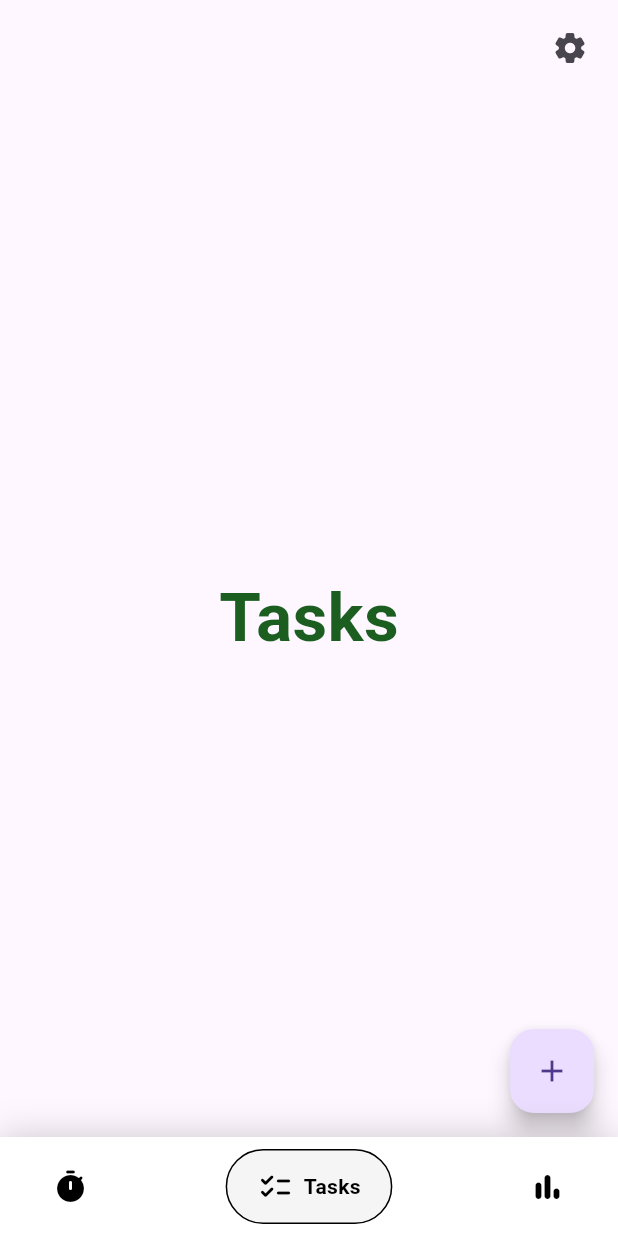
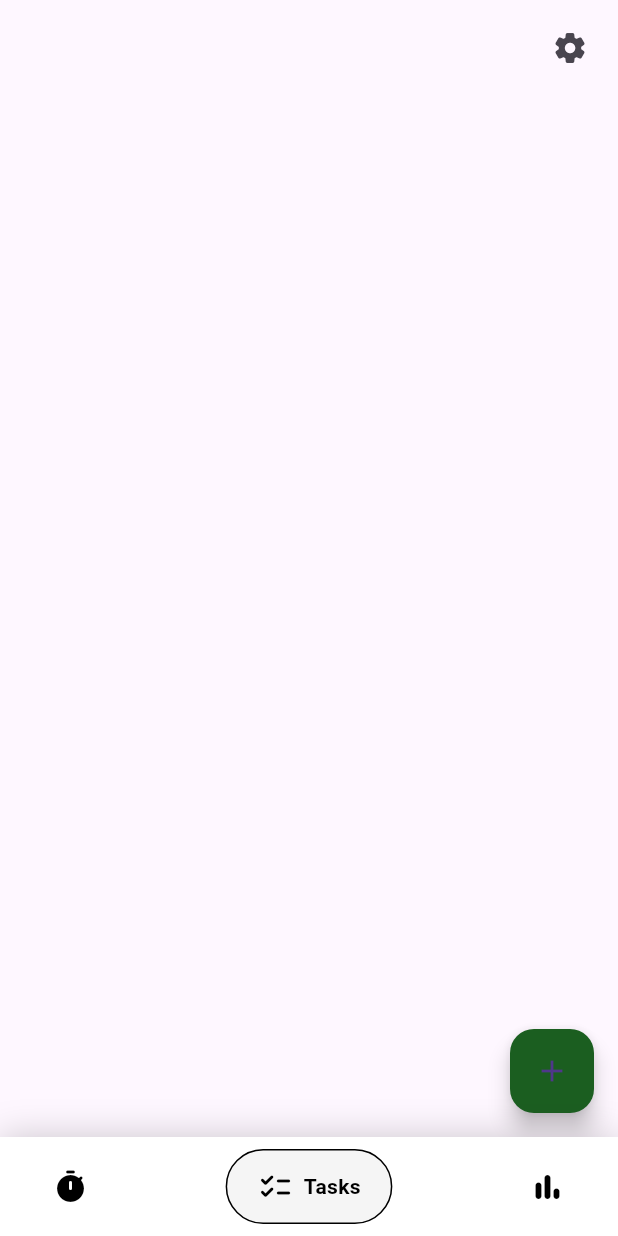
Before and after one commit to Arunhegde1231/pomato, a Flutter app: the screen it shows after launch, item 2 of the bottom bar chosen, on a phone screen of 412 x 824 dp. Run offline on Flutter 3.47's test engine with Material 3 defaults, Android fonts, the light colour scheme and no system bars; drawn by our look-alikes of google_nav_bar; our stand-ins replace flutter_form_builder, shared_preferences, sleek_circular_slider, sqflite; missing offline and left inert: flutter_settings_ui; accounts and stored records are empty.

Commit message:
added tasks creation

```diff
--- a/lib/screens/taskscreen.dart
+++ b/lib/screens/taskscreen.dart
@@ -1,33 +1,51 @@
 import 'package:flutter/material.dart';
-import 'package:pomato/screens/newtask.dart';
+import 'package:pomato/taskdata.dart';
+import 'newtaskgroup.dart';
 
+class TaskScreen extends StatefulWidget {
+  const TaskScreen({super.key});
 
-class TaskScreen extends StatelessWidget {
-  const TaskScreen({super.key});
+  @override
+  _TaskScreenState createState() => _TaskScreenState();
+}
+
+class _TaskScreenState extends State<TaskScreen> {
+  List<Map<String, dynamic>> _tasks = [];
+
+  @override
+  void initState() {
+    super.initState();
+    _loadTasks();
+  }
+
+  Future<void> _loadTasks() async {
+    final tasks = await DataBaseGroup().getTasks();
+    setState(() {
+      _tasks = tasks;
+    });
+  }
 
   @override
   Widget build(BuildContext context) {
     return Scaffold(
-      body: Center(
-        child: Text(
-          "Tasks",
-          style: TextStyle(
-            color: Colors.green[900],
-            fontSize: 45,
-            fontWeight: FontWeight.bold,
-          ),
-        ),
+      body: ListView.builder(
+        itemCount: _tasks.length,
+        itemBuilder: (context, index) {
+          final task = _tasks[index];
+          return ListTile(
+            title: Text(task['name']),
+          );
+        },
       ),
       floatingActionButton: FloatingActionButton(
-        onPressed: () {
-          Navigator.push(
-              context,
-              MaterialPageRoute(
-                builder: (context) => const NewTask(),
-              ));
+        onPressed: () async {
+          await Navigator.push(
+            context,
+            MaterialPageRoute(builder: (context) => const NewTaskGroup()),
+          );
+          _loadTasks();
         },
-        heroTag: 'newtask',
-        enableFeedback: true,
+        backgroundColor: Colors.green[900],
         child: const Icon(Icons.add),
       ),
     );
```
Also changed, not shown: lib/screens/newtask.dart (deleted, +0 -48 lines), lib/screens/newtaskgroup.dart (added, +69 -0 lines), lib/screens/settings.dart (+19 -6 lines).
